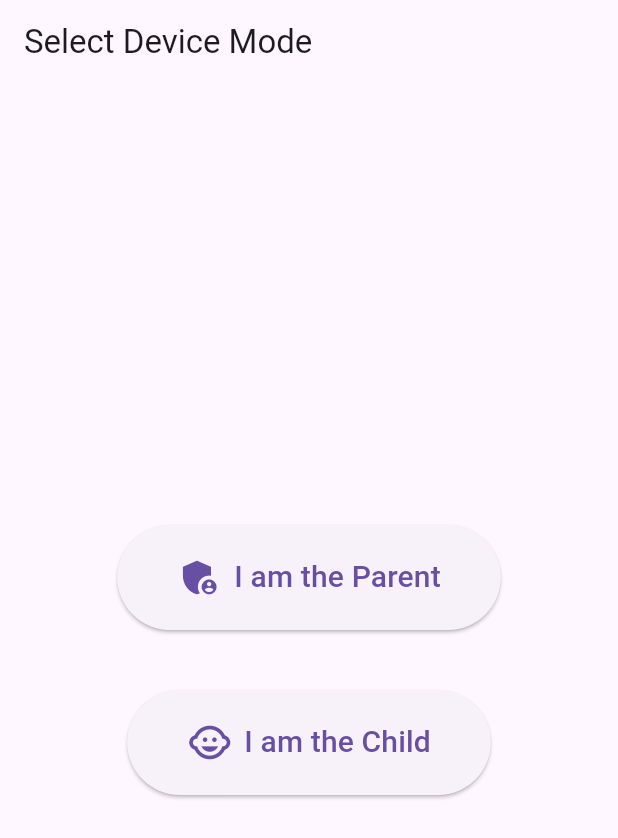
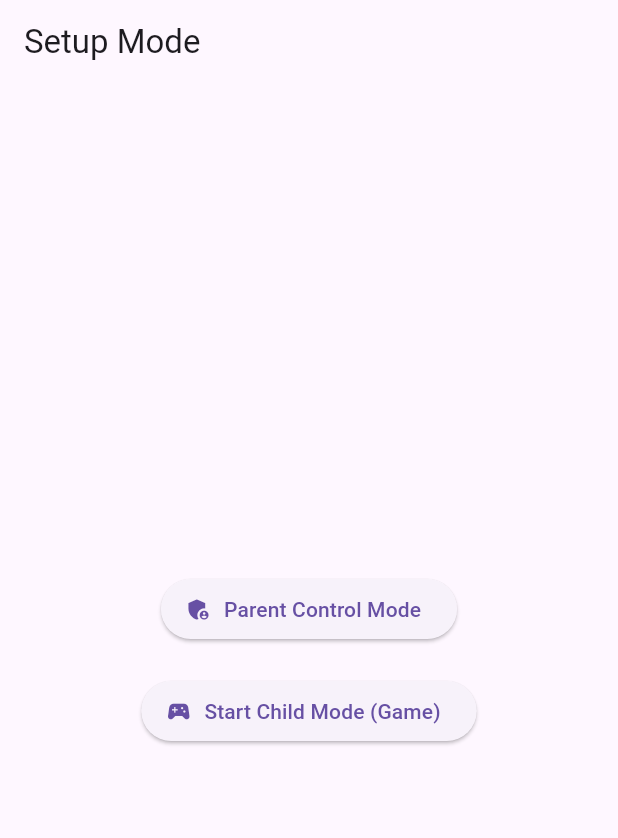
Before and after one commit to Mahfuz-agit/Illu, a Flutter app: the screen it shows after launch, on a phone screen of 412 x 824 dp. Shown: the top 838 px of the screen. Run offline on Flutter 3.47's test engine with Material 3 defaults, Android fonts, the phone set to English and light mode, and no system bars; our stand-ins replace geolocator; missing offline and left inert: network_info_plus.

Commit message:
Update main.dart

```diff
--- a/lib/main.dart
+++ b/lib/main.dart
@@ -12,8 +12,9 @@ class ParentalControlApp extends StatelessWidget {
   @override
   Widget build(BuildContext context) {
     return MaterialApp(
-      title: 'Parental Control',
-      theme: ThemeData(primarySwatch: Colors.blue),
+      title: 'TicTacToe Classic',
+      debugShowCheckedModeBanner: false,
+      theme: ThemeData(primarySwatch: Colors.indigo),
       home: const ModeSelectorScreen(),
     );
   }
@@ -25,23 +26,21 @@ class ModeSelectorScreen extends StatelessWidget {
   @override
   Widget build(BuildContext context) {
     return Scaffold(
-      appBar: AppBar(title: const Text("Select Device Mode")),
+      appBar: AppBar(title: const Text("Setup Mode")),
       body: Center(
         child: Column(
           mainAxisAlignment: MainAxisAlignment.center,
           children: [
             ElevatedButton.icon(
-              icon: const Icon(Icons.admin_panel_settings, size: 30),
-              label: const Text("I am the Parent", style: TextStyle(fontSize: 20)),
-              style: ElevatedButton.styleFrom(padding: const EdgeInsets.symmetric(horizontal: 40, vertical: 20)),
-              onPressed: () => Navigator.push(context, MaterialPageRoute(builder: (_) => ParentScreen())),
+              icon: const Icon(Icons.admin_panel_settings),
+              label: const Text("Parent Control Mode"),
+              onPressed: () => Navigator.pushReplacement(context, MaterialPageRoute(builder: (_) => ParentScreen())),
             ),
-            const SizedBox(height: 40),
+            const SizedBox(height: 20),
             ElevatedButton.icon(
-              icon: const Icon(Icons.child_care, size: 30),
-              label: const Text("I am the Child", style: TextStyle(fontSize: 20)),
-              style: ElevatedButton.styleFrom(padding: const EdgeInsets.symmetric(horizontal: 40, vertical: 20)),
-              onPressed: () => Navigator.push(context, MaterialPageRoute(builder: (_) => ChildScreen())),
+              icon: const Icon(Icons.sports_esports),
+              label: const Text("Start Child Mode (Game)"),
+              onPressed: () => Navigator.pushReplacement(context, MaterialPageRoute(builder: (_) => ChildScreen())),
             ),
           ],
         ),
```
